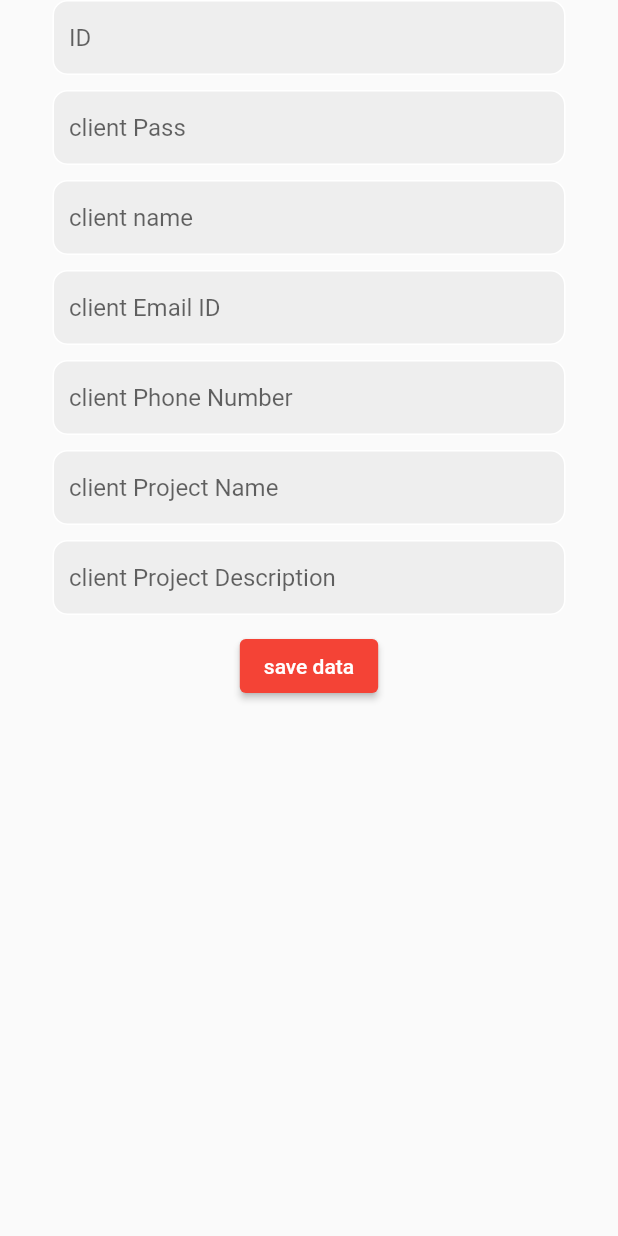
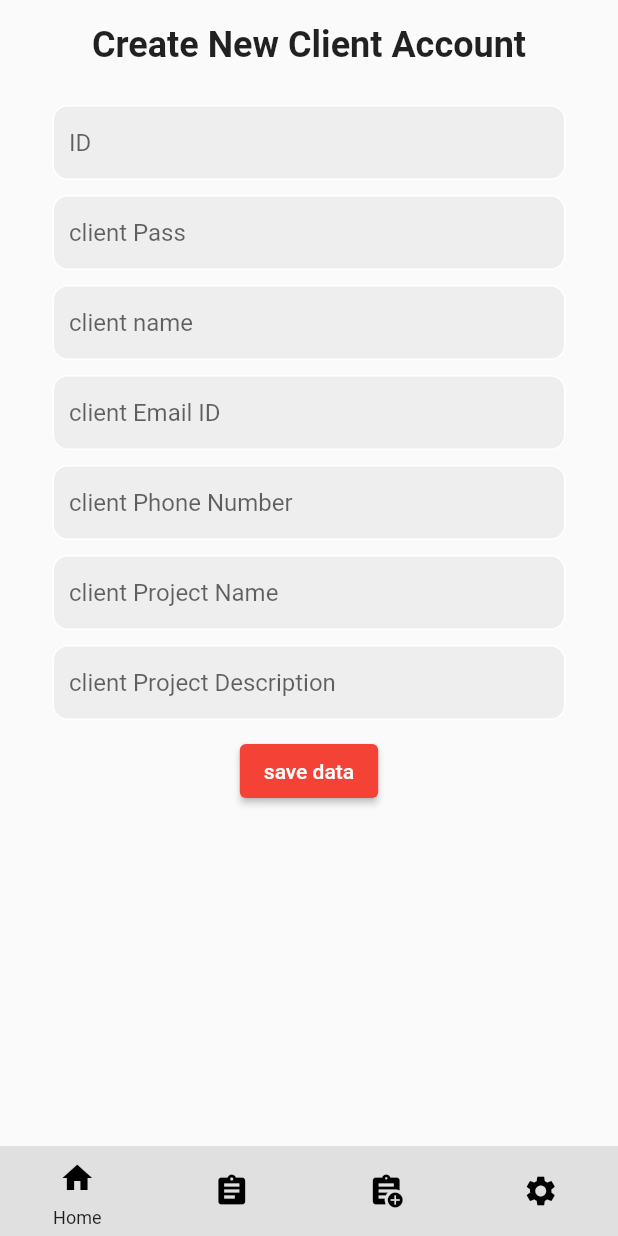
Before and after one commit to iRawNewton/client-onboarding, a Flutter app: the screen it shows after launch, after a tap on an icon or button, on a phone screen of 412 x 824 dp. Run offline on Flutter 3.47's test engine with Material 2 defaults, Android fonts, the phone set to English and light mode, and no system bars; our stand-ins replace firebase_auth, firebase_core, google_fonts, lottie, step_progress_indicator; accounts and stored records are empty; network calls fail.

Commit message:
minor changes

```diff
--- a/lib/main.dart
+++ b/lib/main.dart
@@ -1,8 +1,6 @@
 import 'package:flutter/material.dart';
 import 'screens/homescreen/homescreen.dart';
 import 'package:firebase_core/firebase_core.dart';
-
-import 'screens/test/test.dart';
 
 void main() async {
   WidgetsFlutterBinding.ensureInitialized();
--- a/lib/screens/assigntask/pm/assign_task.dart
+++ b/lib/screens/assigntask/pm/assign_task.dart
@@ -75,8 +75,21 @@ class _MyPmAssignTaskState extends State<MyPmAssignTask> {
       child: Scaffold(
         body: Container(
           padding: const EdgeInsets.symmetric(horizontal: 10.0),
+          child: SingleChildScrollView(
             child: Column(
               children: [
+                Container(
+                    height: 60.0,
+                    padding: const EdgeInsets.symmetric(
+                        horizontal: 5.0, vertical: 10.0),
+                    decoration: const BoxDecoration(color: Colors.transparent),
+                    child: const Center(
+                        child: Text(
+                      'Create New Client Account',
+                      style:
+                          TextStyle(fontSize: 24, fontWeight: FontWeight.bold),
+                    ))),
+                const SizedBox(height: 10),
                 // client ID
                 Padding(
                   padding: const EdgeInsets.symmetric(horizontal: 25.0),
@@ -230,6 +243,7 @@ class _MyPmAssignTaskState extends State<MyPmAssignTask> {
             ),
           ),
         ),
+      ),
     );
   }
 }
--- a/lib/screens/homescreen/homescreen.dart
+++ b/lib/screens/homescreen/homescreen.dart
@@ -5,6 +5,7 @@ import 'package:flutter/material.dart';
 import 'package:lottie/lottie.dart';
 
 import '../assigntask/pm/assign_task.dart';
+import '../navigation/pm/pm_navigation.dart';
 
 class MyUsers extends StatefulWidget {
   const MyUsers({super.key});
@@ -41,7 +42,7 @@ class _MyUsersState extends State<MyUsers> {
                               context,
                               MaterialPageRoute(
                                   builder: (context) =>
-                                      const MyPmAssignTask()));
+                                      const MyPmNavigation()));
                         },
                         child: Column(
                           children: [
--- /dev/null
+++ b/lib/screens/navigation/pm/pm_navigation.dart
@@ -0,0 +1,74 @@
+import 'package:flutter/material.dart';
+import '../../assigntask/developer/assigntask.dart';
+import '../../assigntask/pm/assign_task.dart';
+import '../../daily_task/developer/daily_task.dart';
+import '../../settings/developer/settings.dart';
+
+class MyPmNavigation extends StatefulWidget {
+  const MyPmNavigation({super.key});
+
+  @override
+  State<MyPmNavigation> createState() => _MyPmNavigationState();
+}
+
+class _MyPmNavigationState extends State<MyPmNavigation> {
+  // default index
+  int index = 0;
+  // screen lists
+  final screens = [
+    const MyPmAssignTask(),
+    const MyDevDailyTask(),
+    const MyDevTaskAssign(),
+    const MyDevSettings()
+  ];
+  @override
+  Widget build(BuildContext context) {
+    return Scaffold(
+      body: screens[index],
+      bottomNavigationBar: NavigationBarTheme(
+        data: NavigationBarThemeData(
+          indicatorColor: Colors.transparent,
+          labelTextStyle: MaterialStateProperty.all(
+            const TextStyle(fontSize: 12),
+          ),
+        ),
+        child: NavigationBar(
+            selectedIndex: index,
+            onDestinationSelected: (index) => setState(() {
+                  this.index = index;
+                }),
+            height: 60.0,
+            backgroundColor: Colors.grey.shade300,
+            // to hide labels
+            labelBehavior: NavigationDestinationLabelBehavior.onlyShowSelected,
+            animationDuration: const Duration(seconds: 3),
+            destinations: const [
+              // home
+              NavigationDestination(
+                icon: Icon(Icons.home_outlined),
+                selectedIcon: Icon(Icons.home),
+                label: 'Home',
+              ),
+              // daily task
+              NavigationDestination(
+                icon: Icon(Icons.assignment),
+                selectedIcon: Icon(Icons.assignment),
+                label: 'Daily Task',
+              ),
+              // task assigned
+              NavigationDestination(
+                icon: Icon(Icons.assignment_add),
+                selectedIcon: Icon(Icons.assignment_add),
+                label: 'Task Assigned',
+              ),
+              // settings
+              NavigationDestination(
+                icon: Icon(Icons.settings),
+                selectedIcon: Icon(Icons.settings),
+                label: 'Settings',
+              ),
+            ]),
+      ),
+    );
+  }
+}
```
Lines whose indentation alone changed are shown as unchanged.
